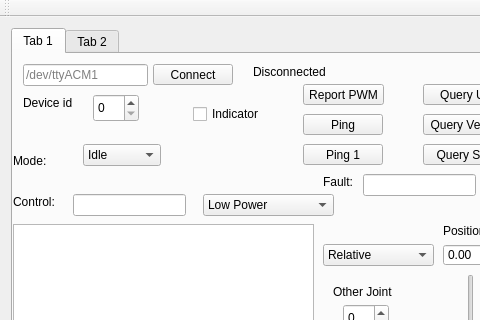
craftit/DogBotSoftware, file Bark/mainwindow.ui: the form before one commit; both pictures show x 0 to 480 and y 0 to 320 of the 841 by 600 pixel window.
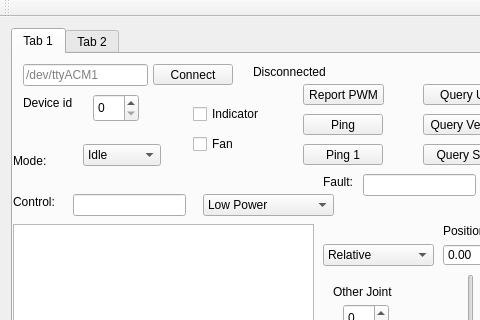
The form after the commit.

The edit to the form file:
```diff
--- a/Bark/mainwindow.ui
+++ b/Bark/mainwindow.ui
@@ -1133,6 +1133,19 @@
          <string>PositionGain:</string>
         </property>
        </widget>
+       <widget class="QCheckBox" name="checkBoxFan">
+        <property name="geometry">
+         <rect>
+          <x>180</x>
+          <y>80</y>
+          <width>83</width>
+          <height>20</height>
+         </rect>
+        </property>
+        <property name="text">
+         <string>Fan</string>
+        </property>
+       </widget>
       </widget>
       <widget class="QWidget" name="tab_2">
        <attribute name="title">
```
